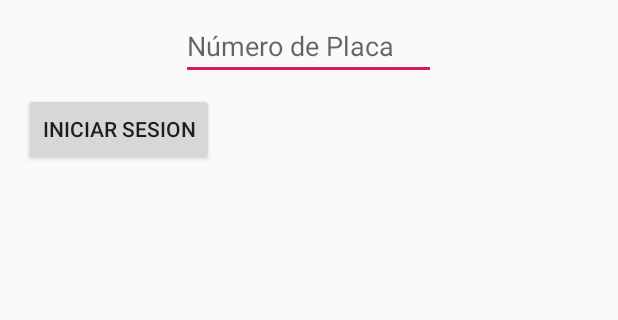
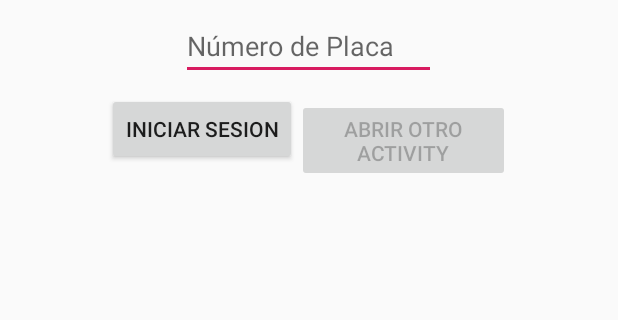
Before and after one commit to josecaros/CopCar, an Android app: the screen it shows after launch (MainActivity), on a phone screen of 412 x 824 dp, the part 579-899 px from its top. Run offline under Robolectric (Android 15) with nearby library versions, the phone set to English and light mode, and no system bars.

```diff
--- a/app/src/main/res/layout/activity_main.xml
+++ b/app/src/main/res/layout/activity_main.xml
@@ -47,8 +47,8 @@
 
     <LinearLayout
         android:layout_width="wrap_content"
-        android:layout_height="59dp"
-        android:layout_gravity="center">
+        android:layout_gravity="center"
+        android:layout_height="match_parent">
 
         <Button
             android:id="@+id/login"
@@ -60,15 +60,12 @@
 
         <Button
             android:id="@+id/botonTemporal"
-            android:layout_width="wrap_content"
+            android:layout_width="142dp"
             android:layout_height="wrap_content"
-            android:layout_marginStart="48dp"
-            android:layout_marginTop="16dp"
-            android:layout_marginEnd="48dp"
-            android:layout_marginBottom="64dp"
-            android:layout_gravity="center"
-            android:enabled="true"
-            android:text="Abrir OTro Activity" />
+
+            android:enabled="false"
+            android:text="Abrir Otro Activity" />
+
     </LinearLayout>
 
 </LinearLayout>
```
Also changed, not shown: app/src/main/res/drawable/fondo.png (added).
